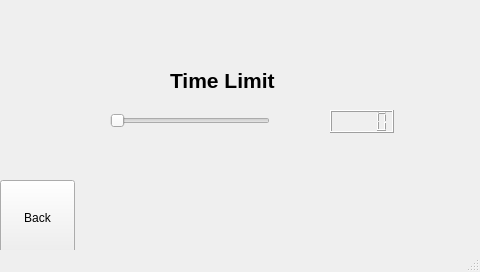
First picture: the form in Mochi-Pounders/settings.ui, repository amfaller/Mochi-Pounders, before the edit.
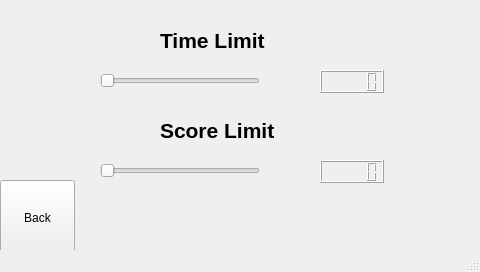
Second picture: the form after the edit.

Commit message: Added score limit / settings

Patch:
```diff
--- a/Mochi-Pounders/settings.ui
+++ b/Mochi-Pounders/settings.ui
@@ -30,8 +30,8 @@
    <widget class="QSlider" name="slider_time">
     <property name="geometry">
      <rect>
-      <x>110</x>
-      <y>110</y>
+      <x>100</x>
+      <y>70</y>
       <width>160</width>
       <height>22</height>
      </rect>
@@ -43,8 +43,8 @@
    <widget class="QLCDNumber" name="number_time">
     <property name="geometry">
      <rect>
-      <x>330</x>
-      <y>110</y>
+      <x>320</x>
+      <y>70</y>
       <width>64</width>
       <height>23</height>
      </rect>
@@ -53,8 +53,8 @@
    <widget class="QLabel" name="label">
     <property name="geometry">
      <rect>
-      <x>170</x>
-      <y>60</y>
+      <x>160</x>
+      <y>20</y>
       <width>181</width>
       <height>41</height>
      </rect>
@@ -70,6 +70,49 @@
      <string>Time Limit</string>
     </property>
    </widget>
+   <widget class="QLabel" name="label_score">
+    <property name="geometry">
+     <rect>
+      <x>160</x>
+      <y>110</y>
+      <width>181</width>
+      <height>41</height>
+     </rect>
+    </property>
+    <property name="font">
+     <font>
+      <pointsize>16</pointsize>
+      <weight>75</weight>
+      <bold>true</bold>
+     </font>
+    </property>
+    <property name="text">
+     <string>Score Limit</string>
+    </property>
+   </widget>
+   <widget class="QLCDNumber" name="number_score">
+    <property name="geometry">
+     <rect>
+      <x>320</x>
+      <y>160</y>
+      <width>64</width>
+      <height>23</height>
+     </rect>
+    </property>
+   </widget>
+   <widget class="QSlider" name="slider_score">
+    <property name="geometry">
+     <rect>
+      <x>100</x>
+      <y>160</y>
+      <width>160</width>
+      <height>22</height>
+     </rect>
+    </property>
+    <property name="orientation">
+     <enum>Qt::Horizontal</enum>
+    </property>
+   </widget>
    <zorder>slider_time</zorder>
    <zorder>number_time</zorder>
    <zorder>button_back</zorder>
```
Left out of the diff: 3 changed lines with no effect on the pictures. The commit also changes 17 other files.
